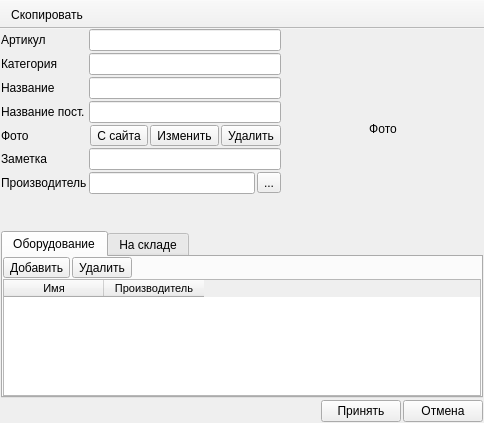
Meller008/kara, file ui/product.ui: the form before one commit.
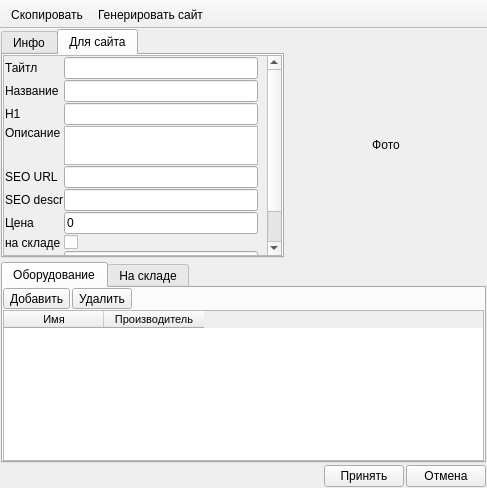
The form after the commit. The open tabs and pages were chosen to show the change.

```diff
--- a/ui/product.ui
+++ b/ui/product.ui
@@ -7,7 +7,7 @@
     <x>0</x>
     <y>0</y>
     <width>484</width>
-    <height>423</height>
+    <height>488</height>
    </rect>
   </property>
   <property name="windowTitle">
@@ -46,160 +46,6 @@
       </property>
      </widget>
     </item>
-    <item row="0" column="0" rowspan="2">
-     <layout class="QGridLayout" name="gridLayout_4">
-      <property name="spacing">
-       <number>2</number>
-      </property>
-      <item row="5" column="0">
-       <widget class="QLabel" name="label_3">
-        <property name="text">
-         <string>Заметка</string>
-        </property>
-       </widget>
-      </item>
-      <item row="2" column="1">
-       <widget class="QLineEdit" name="le_name"/>
-      </item>
-      <item row="4" column="0">
-       <widget class="QLabel" name="label_4">
-        <property name="text">
-         <string>Фото</string>
-        </property>
-       </widget>
-      </item>
-      <item row="2" column="0">
-       <widget class="QLabel" name="label_2">
-        <property name="text">
-         <string>Название</string>
-        </property>
-       </widget>
-      </item>
-      <item row="5" column="1">
-       <widget class="QLineEdit" name="le_note"/>
-      </item>
-      <item row="3" column="0">
-       <widget class="QLabel" name="label_7">
-        <property name="text">
-         <string>Название пост.</string>
-        </property>
-       </widget>
-      </item>
-      <item row="3" column="1">
-       <widget class="QLineEdit" name="le_vaendor_name"/>
-      </item>
-      <item row="7" column="0">
-       <spacer name="verticalSpacer">
-        <property name="orientation">
-         <enum>Qt::Vertical</enum>
-        </property>
-        <property name="sizeHint" stdset="0">
-         <size>
-          <width>20</width>
-          <height>40</height>
-         </size>
-        </property>
-       </spacer>
-      </item>
-      <item row="4" column="1">
-       <layout class="QHBoxLayout" name="horizontalLayout_3">
-        <property name="spacing">
-         <number>2</number>
-        </property>
-        <item>
-         <spacer name="horizontalSpacer_2">
-          <property name="orientation">
-           <enum>Qt::Horizontal</enum>
-          </property>
-          <property name="sizeHint" stdset="0">
-           <size>
-            <width>40</width>
-            <height>20</height>
-           </size>
-          </property>
-         </spacer>
-        </item>
-        <item>
-         <widget class="QToolButton" name="toolButton_6">
-          <property name="text">
-           <string>С сайта</string>
-          </property>
-         </widget>
-        </item>
-        <item>
-         <widget class="QToolButton" name="toolButton_5">
-          <property name="text">
-           <string>Изменить</string>
-          </property>
-         </widget>
-        </item>
-        <item>
-         <widget class="QToolButton" name="toolButton_4">
-          <property name="text">
-           <string>Удалить</string>
-          </property>
-         </widget>
-        </item>
-       </layout>
-      </item>
-      <item row="0" column="1">
-       <widget class="QLineEdit" name="le_article">
-        <property name="readOnly">
-         <bool>true</bool>
-        </property>
-       </widget>
-      </item>
-      <item row="0" column="0">
-       <widget class="QLabel" name="label">
-        <property name="text">
-         <string>Артикул</string>
-        </property>
-       </widget>
-      </item>
-      <item row="6" column="0">
-       <widget class="QLabel" name="label_5">
-        <property name="text">
-         <string>Производитель</string>
-        </property>
-       </widget>
-      </item>
-      <item row="6" column="1">
-       <layout class="QHBoxLayout" name="horizontalLayout">
-        <item>
-         <widget class="QLineEdit" name="le_manufacturer">
-          <property name="readOnly">
-           <bool>true</bool>
-          </property>
-         </widget>
-        </item>
-        <item>
-         <widget class="QToolButton" name="toolButton">
-          <property name="text">
-           <string>...</string>
-          </property>
-         </widget>
-        </item>
-       </layout>
-      </item>
-      <item row="1" column="0">
-       <widget class="QLabel" name="label_6">
-        <property name="text">
-         <string>Категория</string>
-        </property>
-       </widget>
-      </item>
-      <item row="1" column="1">
-       <widget class="QLineEdit" name="le_category">
-        <property name="font">
-         <font>
-          <family>Tahoma</family>
-          <pointsize>7</pointsize>
-         </font>
-        </property>
-       </widget>
-      </item>
-     </layout>
-    </item>
     <item row="2" column="0" colspan="2">
      <widget class="QTabWidget" name="tabWidget">
       <property name="currentIndex">
@@ -417,6 +263,343 @@
       </item>
      </layout>
     </item>
+    <item row="0" column="0">
+     <widget class="QTabWidget" name="tabWidget_info">
+      <property name="currentIndex">
+       <number>0</number>
+      </property>
+      <widget class="QWidget" name="tab_3">
+       <attribute name="title">
+        <string>Инфо</string>
+       </attribute>
+       <layout class="QGridLayout" name="gridLayout_4">
+        <property name="leftMargin">
+         <number>0</number>
+        </property>
+        <property name="topMargin">
+         <number>0</number>
+        </property>
+        <property name="rightMargin">
+         <number>0</number>
+        </property>
+        <property name="bottomMargin">
+         <number>0</number>
+        </property>
+        <property name="spacing">
+         <number>0</number>
+        </property>
+        <item row="0" column="0">
+         <layout class="QGridLayout" name="gridLayout_5">
+          <property name="spacing">
+           <number>2</number>
+          </property>
+          <item row="5" column="0">
+           <widget class="QLabel" name="label_3">
+            <property name="text">
+             <string>Заметка</string>
+            </property>
+           </widget>
+          </item>
+          <item row="2" column="1">
+           <widget class="QLineEdit" name="le_name"/>
+          </item>
+          <item row="4" column="0">
+           <widget class="QLabel" name="label_4">
+            <property name="text">
+             <string>Фото</string>
+            </property>
+           </widget>
+          </item>
+          <item row="2" column="0">
+           <widget class="QLabel" name="label_2">
+            <property name="text">
+             <string>Название</string>
+            </property>
+           </widget>
+          </item>
+          <item row="5" column="1">
+           <widget class="QLineEdit" name="le_note"/>
+          </item>
+          <item row="3" column="0">
+           <widget class="QLabel" name="label_7">
+            <property name="text">
+             <string>Название пост.</string>
+            </property>
+           </widget>
+          </item>
+          <item row="3" column="1">
+           <widget class="QLineEdit" name="le_vaendor_name"/>
+          </item>
+          <item row="7" column="0">
+           <spacer name="verticalSpacer">
+            <property name="orientation">
+             <enum>Qt::Vertical</enum>
+            </property>
+            <property name="sizeHint" stdset="0">
+             <size>
+              <width>20</width>
+              <height>40</height>
+             </size>
+            </property>
+           </spacer>
+          </item>
+          <item row="4" column="1">
+           <layout class="QHBoxLayout" name="horizontalLayout_3">
+            <property name="spacing">
+             <number>2</number>
+            </property>
+            <item>
+             <widget class="QToolButton" name="toolButton_6">
+              <property name="text">
+               <string>С сайта</string>
+              </property>
+             </widget>
+            </item>
+            <item>
+             <widget class="QToolButton" name="toolButton_5">
+              <property name="text">
+               <string>Изменить</string>
+              </property>
+             </widget>
+            </item>
+            <item>
+             <widget class="QToolButton" name="toolButton_4">
+              <property name="text">
+               <string>Удалить</string>
+              </property>
+             </widget>
+            </item>
+           </layout>
+          </item>
+          <item row="0" column="1">
+           <widget class="QLineEdit" name="le_article">
+            <property name="readOnly">
+             <bool>true</bool>
+            </property>
+           </widget>
+          </item>
+          <item row="0" column="0">
+           <widget class="QLabel" name="label">
+            <property name="text">
+             <string>Артикул</string>
+            </property>
+           </widget>
+          </item>
+          <item row="6" column="0">
+           <widget class="QLabel" name="label_5">
+            <property name="text">
+             <string>Производитель</string>
+            </property>
+           </widget>
+          </item>
+          <item row="6" column="1">
+           <layout class="QHBoxLayout" name="horizontalLayout">
+            <item>
+             <widget class="QLineEdit" name="le_manufacturer">
+              <property name="readOnly">
+               <bool>true</bool>
+              </property>
+             </widget>
+            </item>
+            <item>
+             <widget class="QToolButton" name="toolButton">
+              <property name="text">
+               <string>...</string>
+              </property>
+             </widget>
+            </item>
+           </layout>
+          </item>
+          <item row="1" column="0">
+           <widget class="QLabel" name="label_6">
+            <property name="text">
+             <string>Категория</string>
+            </property>
+           </widget>
+          </item>
+          <item row="1" column="1">
+           <widget class="QLineEdit" name="le_category">
+            <property name="font">
+             <font>
+              <family>Tahoma</family>
+              <pointsize>7</pointsize>
+             </font>
+            </property>
+           </widget>
+          </item>
+         </layout>
+        </item>
+       </layout>
+      </widget>
+      <widget class="QWidget" name="tab_4">
+       <attribute name="title">
+        <string>Для сайта</string>
+       </attribute>
+       <layout class="QGridLayout" name="gridLayout_6">
+        <property name="leftMargin">
+         <number>0</number>
+        </property>
+        <property name="topMargin">
+         <number>0</number>
+        </property>
+        <property name="rightMargin">
+         <number>0</number>
+        </property>
+        <property name="bottomMargin">
+         <number>0</number>
+        </property>
+        <property name="spacing">
+         <number>1</number>
+        </property>
+        <item row="1" column="1">
+         <widget class="QScrollArea" name="scrollArea">
+          <property name="widgetResizable">
+           <bool>false</bool>
+          </property>
+          <widget class="QWidget" name="scrollAreaWidgetContents">
+           <property name="geometry">
+            <rect>
+             <x>0</x>
+             <y>0</y>
+             <width>255</width>
+             <height>241</height>
+            </rect>
+           </property>
+           <layout class="QGridLayout" name="gridLayout_7">
+            <property name="leftMargin">
+             <number>1</number>
+            </property>
+            <property name="topMargin">
+             <number>1</number>
+            </property>
+            <property name="rightMargin">
+             <number>1</number>
+            </property>
+            <property name="bottomMargin">
+             <number>1</number>
+            </property>
+            <property name="spacing">
+             <number>1</number>
+            </property>
+            <item row="1" column="1">
+             <widget class="QLineEdit" name="le_site_name"/>
+            </item>
+            <item row="2" column="1">
+             <widget class="QLineEdit" name="le_h1"/>
+            </item>
+            <item row="4" column="1">
+             <widget class="QLineEdit" name="le_url"/>
+            </item>
+            <item row="5" column="1">
+             <widget class="QLineEdit" name="le_seo_descriotion"/>
+            </item>
+            <item row="6" column="1">
+             <widget class="QLineEdit" name="le_site_price">
+              <property name="text">
+               <string>0</string>
+              </property>
+             </widget>
+            </item>
+            <item row="8" column="1">
+             <widget class="QLineEdit" name="le_site_main_categoy"/>
+            </item>
+            <item row="9" column="1">
+             <widget class="QLineEdit" name="le_site_categoryes"/>
+            </item>
+            <item row="3" column="0">
+             <widget class="QLabel" name="label_10">
+              <property name="text">
+               <string>Описание</string>
+              </property>
+              <property name="alignment">
+               <set>Qt::AlignLeading|Qt::AlignLeft|Qt::AlignTop</set>
+              </property>
+             </widget>
+            </item>
+            <item row="2" column="0">
+             <widget class="QLabel" name="label_9">
+              <property name="text">
+               <string>H1</string>
+              </property>
+             </widget>
+            </item>
+            <item row="0" column="1">
+             <widget class="QLineEdit" name="le_title"/>
+            </item>
+            <item row="4" column="0">
+             <widget class="QLabel" name="label_11">
+              <property name="text">
+               <string>SEO URL</string>
+              </property>
+             </widget>
+            </item>
+            <item row="9" column="0">
+             <widget class="QLabel" name="label_15">
+              <property name="text">
+               <string>Категирри</string>
+              </property>
+             </widget>
+            </item>
+            <item row="1" column="0">
+             <widget class="QLabel" name="label_8">
+              <property name="text">
+               <string>Название</string>
+              </property>
+             </widget>
+            </item>
+            <item row="0" column="0">
+             <widget class="QLabel" name="label_16">
+              <property name="text">
+               <string>Тайтл</string>
+              </property>
+             </widget>
+            </item>
+            <item row="3" column="1">
+             <widget class="QPlainTextEdit" name="pt_description"/>
+            </item>
+            <item row="5" column="0">
+             <widget class="QLabel" name="label_12">
+              <property name="text">
+               <string>SEO descr</string>
+              </property>
+             </widget>
+            </item>
+            <item row="6" column="0">
+             <widget class="QLabel" name="label_13">
+              <property name="text">
+               <string>Цена</string>
+              </property>
+             </widget>
+            </item>
+            <item row="8" column="0">
+             <widget class="QLabel" name="label_14">
+              <property name="text">
+               <string>Категория</string>
+              </property>
+             </widget>
+            </item>
+            <item row="7" column="1">
+             <widget class="QCheckBox" name="cb_warehouse">
+              <property name="text">
+               <string/>
+              </property>
+             </widget>
+            </item>
+            <item row="7" column="0">
+             <widget class="QLabel" name="label_17">
+              <property name="text">
+               <string>на складе</string>
+              </property>
+             </widget>
+            </item>
+           </layout>
+          </widget>
+         </widget>
+        </item>
+       </layout>
+      </widget>
+     </widget>
+    </item>
    </layout>
   </widget>
   <widget class="QToolBar" name="toolBar">
@@ -433,12 +616,18 @@
     <bool>false</bool>
    </attribute>
    <addaction name="pb_copy"/>
+   <addaction name="pb_site"/>
   </widget>
   <action name="pb_copy">
    <property name="text">
     <string>Скопировать</string>
    </property>
   </action>
+  <action name="pb_site">
+   <property name="text">
+    <string>Генерировать сайт</string>
+   </property>
+  </action>
  </widget>
  <resources/>
  <connections>
```
Left out of the diff: 81 changed lines with no effect on the pictures.
